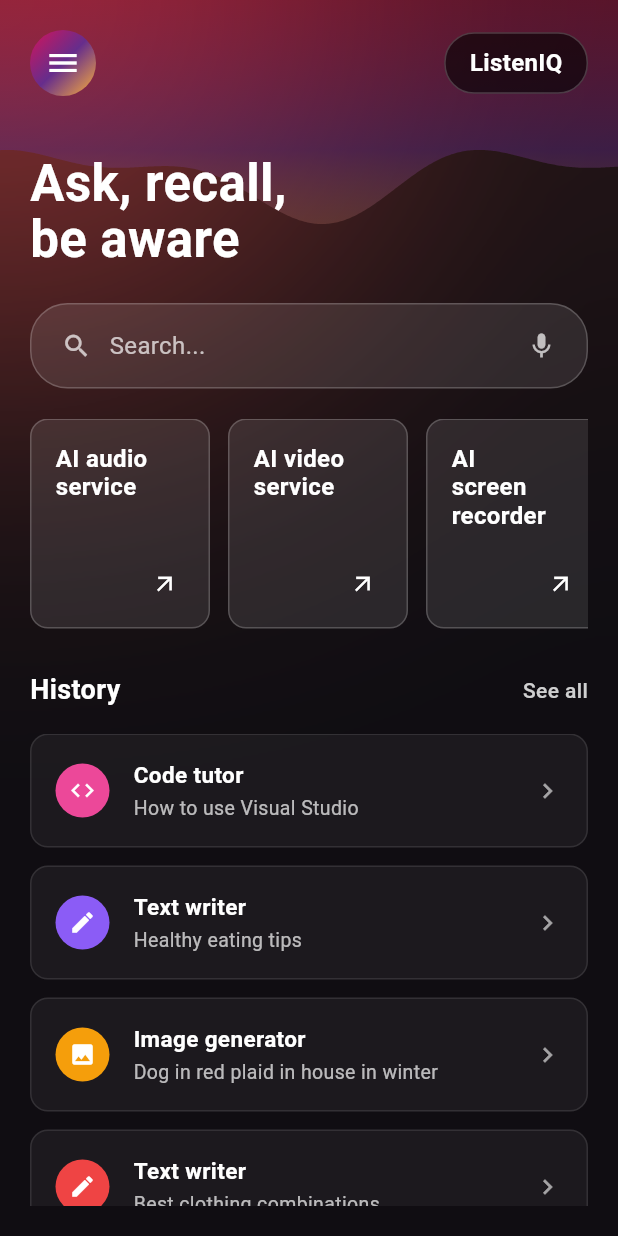
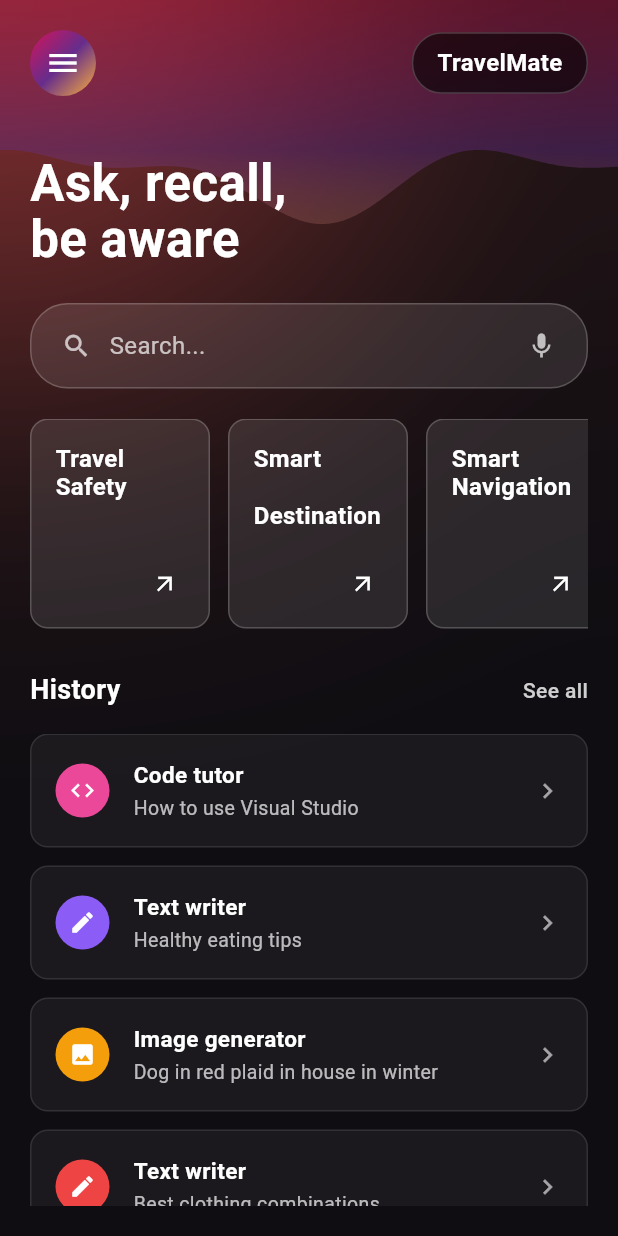
Before and after one commit to nidhisingh5958/tourism_app, a Flutter app: the screen it shows after launch, on a phone screen of 412 x 824 dp. Run offline on Flutter 3.47's test engine with Material 3 defaults, Android fonts, the phone set to English and light mode, and no system bars; our stand-ins replace avatar_glow, flutter_riverpod, flutter_tts, go_router, speech_to_text; missing offline and left inert: encrypt, tflite_flutter.

Commit message:
small changes

```diff
--- a/lib/screens/chat/chat_home.dart
+++ b/lib/screens/chat/chat_home.dart
@@ -22,7 +22,7 @@ class _ChatHomeState extends State<ChatHome> {
       key: _scaffoldKey,
       drawer: const SideMenu(),
       appBar: AppHeader(
-        title: "ListenIQ",
+        title: "TravelMate",
         onMenuPressed: () {
           final scaffoldState = _scaffoldKey.currentState;
           if (scaffoldState?.hasDrawer == true) {
--- a/lib/screens/home.dart
+++ b/lib/screens/home.dart
@@ -146,7 +146,7 @@ class _HomePageState extends State<HomeScreen> with TickerProviderStateMixin {
                           ),
                         ),
                         child: const Text(
-                          "ListenIQ",
+                          "TravelMate",
                           style: TextStyle(
                             color: Colors.white,
                             fontSize: 16,
@@ -243,7 +243,7 @@ class _HomePageState extends State<HomeScreen> with TickerProviderStateMixin {
                       scrollDirection: Axis.horizontal,
                       children: [
                         _buildAIToolCard(
-                          'AI audio\nservice',
+                          'Travel\nSafety',
                           Icons.edit_outlined,
                           onTap: () {
                             context.goNamed(RouteConstants.voiceAssistant);
@@ -251,7 +251,7 @@ class _HomePageState extends State<HomeScreen> with TickerProviderStateMixin {
                         ),
                         const SizedBox(width: 12),
                         _buildAIToolCard(
-                          'AI video\nservice',
+                          'Smart\n Destination',
                           Icons.image_outlined,
                           onTap: () {
                             // context.goNamed(RouteConstants.videoAssistant);
@@ -259,8 +259,16 @@ class _HomePageState extends State<HomeScreen> with TickerProviderStateMixin {
                         ),
                         const SizedBox(width: 12),
                         _buildAIToolCard(
-                          'AI\nscreen recorder',
+                          'Smart\nNavigation',
                           Icons.auto_awesome_outlined,
+                          onTap: () {
+                            // context.goNamed(RouteConstants.screenAssistant);
+                          },
+                        ),
+                        const SizedBox(width: 12),
+                        _buildAIToolCard(
+                          'Travel\nCommunity',
+                          Icons.code_outlined,
                           onTap: () {
                             // context.goNamed(RouteConstants.screenAssistant);
                           },
```
